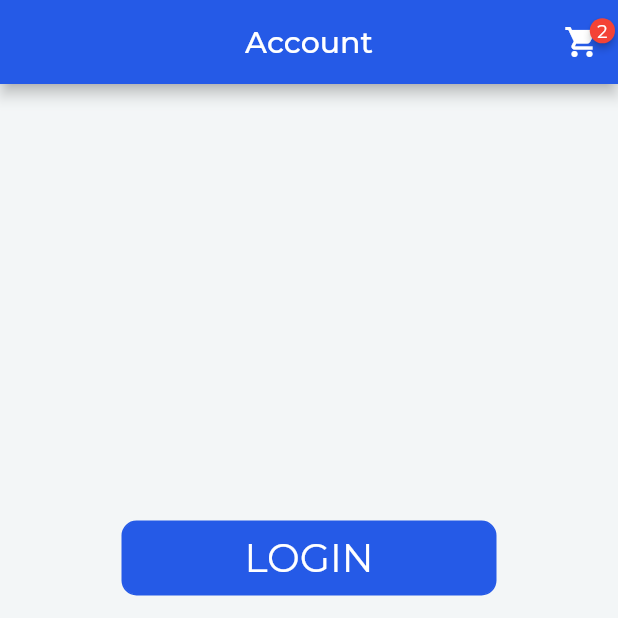
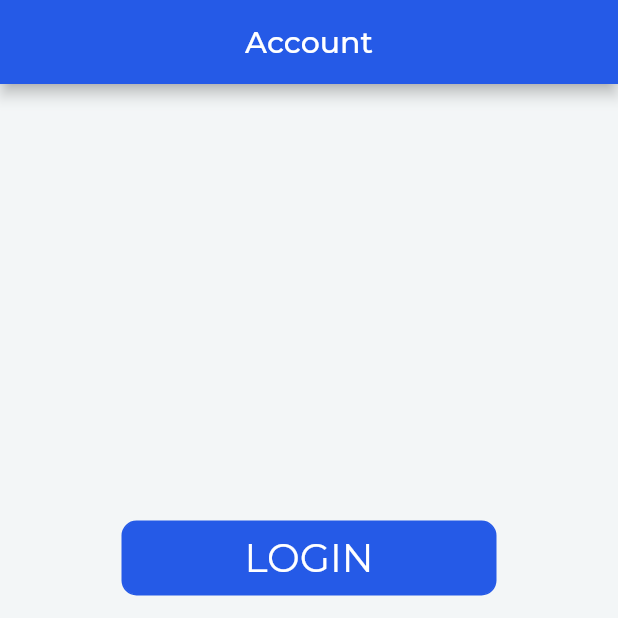
Before and after one commit to vanshg395/onlala_shopping, a Flutter app: the screen it shows after launch, swiped to page 5, on a phone screen of 412 x 824 dp, the top half of it. Run offline on Flutter 3.47's test engine with Material 2 defaults, Android fonts, the phone set to English and light mode, and no system bars; drawn by our look-alikes of badges, titled_navigation_bar; our stand-ins replace cached_network_image, carousel_slider, chewie, google_fonts, location, shared_preferences and 1 more; missing offline and left inert: geocoder; network calls fail.

Commit message:
cart made dynamic

```diff
--- a/lib/screens/account_screen.dart
+++ b/lib/screens/account_screen.dart
@@ -24,23 +24,6 @@ class _AccountScreenState extends State<AccountScreen> {
       appBar: AppBar(
         title: Text('Account'),
         centerTitle: true,
-        actions: <Widget>[
-          IconButton(
-            icon: Badge(
-              animationType: BadgeAnimationType.scale,
-              animationDuration: Duration(milliseconds: 200),
-              child: Icon(Icons.shopping_cart),
-              badgeContent: Text(
-                '2',
-                style: TextStyle(
-                  color: Colors.white,
-                  fontSize: 12,
-                ),
-              ),
-            ),
-            onPressed: () {},
-          ),
-        ],
       ),
       body: SafeArea(
         // child: AuthView(),
--- a/lib/screens/chat_screen.dart
+++ b/lib/screens/chat_screen.dart
@@ -1,5 +1,8 @@
 import 'package:flutter/material.dart';
 import 'package:badges/badges.dart';
+import 'package:provider/provider.dart';
+
+import '../providers/auth.dart';
 
 class ChatScreen extends StatelessWidget {
   @override
@@ -9,6 +12,7 @@ class ChatScreen extends StatelessWidget {
         title: Text('Chats'),
         centerTitle: true,
         actions: <Widget>[
+          if (Provider.of<Auth>(context).isAuth)
             IconButton(
               icon: Badge(
                 animationType: BadgeAnimationType.scale,
--- a/lib/screens/home_screen.dart
+++ b/lib/screens/home_screen.dart
@@ -3,7 +3,9 @@ import 'package:http/http.dart' as http;
 import 'package:flutter/material.dart';
 import 'package:badges/badges.dart';
 import 'package:onlala_shopping/widgets/banner.dart';
+import 'package:provider/provider.dart';
 
+import '../providers/auth.dart';
 import '../widgets/image_slider.dart';
 import '../widgets/category_selector.dart';
 import '../widgets/popular_products.dart';
@@ -126,6 +128,7 @@ class _HomeScreenState extends State<HomeScreen> {
         title: Text('Onlala'),
         centerTitle: true,
         actions: <Widget>[
+          if (Provider.of<Auth>(context).isAuth)
             IconButton(
               icon: Badge(
                 animationType: BadgeAnimationType.scale,
--- a/lib/screens/orders_screen.dart
+++ b/lib/screens/orders_screen.dart
@@ -1,5 +1,8 @@
 import 'package:flutter/material.dart';
 import 'package:badges/badges.dart';
+import 'package:provider/provider.dart';
+
+import '../providers/auth.dart';
 
 class OrdersScreen extends StatelessWidget {
   @override
@@ -9,6 +12,7 @@ class OrdersScreen extends StatelessWidget {
         title: Text('Orders'),
         centerTitle: true,
         actions: <Widget>[
+          if (Provider.of<Auth>(context).isAuth)
             IconButton(
               icon: Badge(
                 animationType: BadgeAnimationType.scale,
--- a/lib/screens/search_screen.dart
+++ b/lib/screens/search_screen.dart
@@ -2,9 +2,12 @@ import 'dart:convert';
 
 import 'package:flutter/material.dart';
 import 'package:badges/badges.dart';
+import 'package:provider/provider.dart';
 import 'package:onlala_shopping/widgets/search_widget.dart';
 import 'package:http/http.dart' as http;
+
 import '../widgets/common_field.dart';
+import '../providers/auth.dart';
 
 class SearchScreen extends StatefulWidget {
   @override
@@ -71,6 +74,7 @@ class _SearchScreenState extends State<SearchScreen> {
         title: Text('Search'),
         centerTitle: true,
         actions: <Widget>[
+          if (Provider.of<Auth>(context).isAuth)
             IconButton(
               icon: Badge(
                 animationType: BadgeAnimationType.scale,
```
Lines whose indentation alone changed are shown as unchanged.
